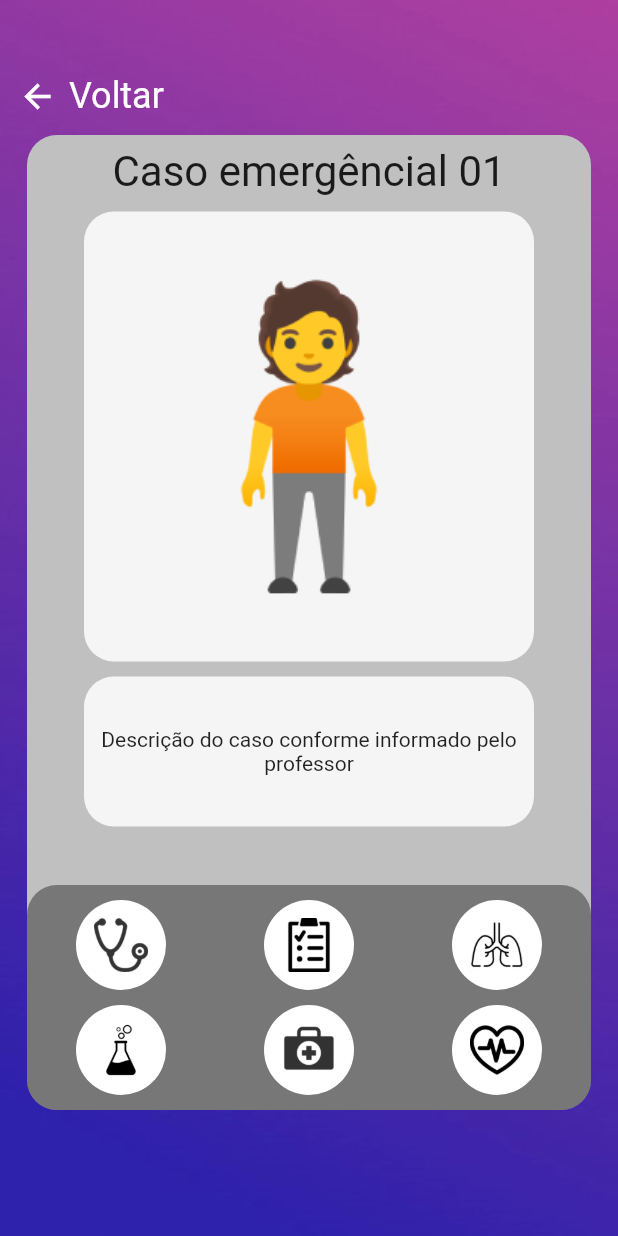
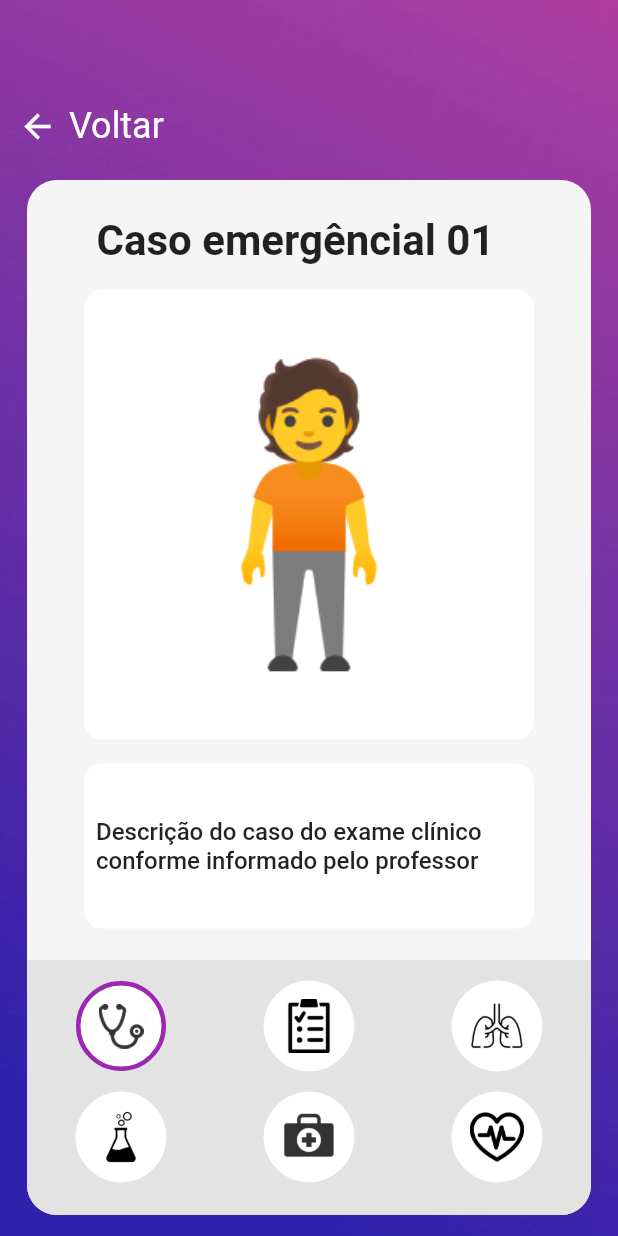
Before and after one commit to NunoObjr/diagnosticus, a Flutter app: the SimulationPage screen opened by its route, on a phone screen of 412 x 824 dp. Run offline on Flutter 3.47's test engine with Material 2 defaults, Android fonts, the light colour scheme and no system bars; our stand-ins replace dio, get.

Commit message:
feat: modificando tela de simulacao

```diff
--- /dev/null
+++ b/lib/core/widgets/simulation_button.dart
@@ -0,0 +1,36 @@
+import 'package:flutter/material.dart';
+
+class SimulationButtonWidget extends StatelessWidget {
+  const SimulationButtonWidget(
+      {Key? key,
+      required this.index,
+      required this.selected,
+      required this.image,
+      required this.onPressed})
+      : super(key: key);
+
+  final int index;
+  final int selected;
+  final String image;
+  final Function() onPressed;
+
+  @override
+  Widget build(BuildContext context) {
+    return Container(
+      height: 60,
+      width: 60,
+      decoration: BoxDecoration(
+        borderRadius: BorderRadius.circular(40),
+        border: Border.all(
+          color: index == selected ? Colors.purple : Colors.white,
+          width: index == selected ? 3 : 0,
+        ),
+        color: Colors.white,
+      ),
+      child: Padding(
+        padding: const EdgeInsets.all(12.0),
+        child: Image.asset(image),
+      ),
+    );
+  }
+}
--- a/lib/modules/homeStudent/presenter/home_student_page.dart
+++ b/lib/modules/homeStudent/presenter/home_student_page.dart
@@ -140,7 +140,7 @@ class _IconPhoneWidget extends StatelessWidget {
                 width: 80,
                 height: 80,
                 decoration: BoxDecoration(
-                    color: color, borderRadius: BorderRadius.circular(20)),
+                    color: color, borderRadius: BorderRadius.circular(26)),
                 child: Center(
                   child: Icon(
                     icon,
--- a/lib/modules/simulation/presenter/simulation_page.dart
+++ b/lib/modules/simulation/presenter/simulation_page.dart
@@ -1,4 +1,5 @@
 import 'package:flutter/material.dart';
+import 'package:diagnosticus_action_iv/core/widgets/simulation_button.dart';
 import 'package:get/get.dart';
 import 'simulation_controller.dart';
 
@@ -19,7 +20,7 @@ class SimulationPage extends GetView<SimulationController> {
           ),
           Positioned(
             left: 12,
-            top: 50,
+            top: 70,
             child: InkWell(
               onTap: () {
                 Get.back();
@@ -43,60 +44,68 @@ class SimulationPage extends GetView<SimulationController> {
             ),
           ),
           Positioned(
-            top: 90,
+            top: 120,
             left: 18.0,
             right: 18.0,
             child: Container(
-              height: 650,
+              height: 690,
               width: double.infinity,
               decoration: BoxDecoration(
                 borderRadius: BorderRadius.circular(20),
-                color: Color.fromARGB(255, 192, 192, 192),
+                color: Color(0xFFF5F5F5),
               ),
               child: Column(
                 mainAxisAlignment: MainAxisAlignment.center,
                 children: [
                   Padding(
-                    padding: EdgeInsets.only(left: 18.0, right: 18, top: 8),
+                    padding: EdgeInsets.only(right: 18, top: 24),
                     child: Text(
                       'Caso emergêncial 01',
-                      style: TextStyle(fontSize: 28),
+                      style:
+                          TextStyle(fontSize: 28, fontWeight: FontWeight.w600),
                     ),
                   ),
                   SizedBox(
-                    height: 10,
+                    height: 16,
                   ),
                   Container(
                     width: 300,
                     decoration: BoxDecoration(
-                      borderRadius: BorderRadius.circular(20),
-                      color: Color(0XFFF5F5F5),
+                      borderRadius: BorderRadius.circular(12),
+                      color: Colors.white,
                     ),
                     child: Image.asset('assets/avatarPerson.png'),
                   ),
                   SizedBox(
-                    height: 10,
+                    height: 16,
                   ),
                   Container(
                     decoration: BoxDecoration(
-                      borderRadius: BorderRadius.circular(20),
-                      color: Color(0XFFF5F5F5),
+                      borderRadius: BorderRadius.circular(12),
+                      color: Colors.white,
                     ),
                     width: 300,
-                    height: 100,
+                    height: 110,
+                    child: Padding(
+                      padding: const EdgeInsets.symmetric(horizontal: 8.0),
                       child: Center(
                         child: Text(
-                        'Descrição do caso conforme informado pelo professor',
-                        textAlign: TextAlign.center,
+                          'Descrição do caso do exame clínico conforme informado pelo professor ',
+                          style: TextStyle(
+                              fontWeight: FontWeight.w500, fontSize: 16),
+                        ),
                       ),
                     ),
                   ),
                   Spacer(),
                   Container(
-                    height: 150,
+                    height: 170,
                     decoration: BoxDecoration(
-                      borderRadius: BorderRadius.circular(20),
-                      color: Colors.black38,
+                      borderRadius: BorderRadius.only(
+                        bottomLeft: Radius.circular(20),
+                        bottomRight: Radius.circular(20),
+                      ),
+                      color: Color(0xFFE3E3E3),
                     ),
                     width: double.infinity,
                     child: Column(
@@ -104,46 +113,32 @@ class SimulationPage extends GetView<SimulationController> {
                         SizedBox(
                           height: 10,
                         ),
-                        Row(
+                        Padding(
+                          padding: const EdgeInsets.symmetric(vertical: 4.0),
+                          child: Row(
                             mainAxisAlignment: MainAxisAlignment.spaceAround,
                             crossAxisAlignment: CrossAxisAlignment.center,
                             children: [
-                            Container(
-                              height: 60,
-                              width: 60,
-                              decoration: BoxDecoration(
-                                  borderRadius: BorderRadius.circular(40),
-                                  color: Colors.white),
-                              child: Padding(
-                                padding: const EdgeInsets.all(12.0),
-                                child: Image.asset(
-                                    'assets/icons/estotoscopio.png'),
+                              SimulationButtonWidget(
+                                index: 0,
+                                selected: 0,
+                                image: 'assets/icons/estotoscopio.png',
+                                onPressed: () => {},
                               ),
+                              SimulationButtonWidget(
+                                index: 1,
+                                selected: 0,
+                                image: 'assets/icons/prancheta.png',
+                                onPressed: () => {},
                               ),
-                            Container(
-                              height: 60,
-                              width: 60,
-                              decoration: BoxDecoration(
-                                  borderRadius: BorderRadius.circular(40),
-                                  color: Colors.white),
-                              child: Padding(
-                                padding: const EdgeInsets.all(12.0),
-                                child:
-                                    Image.asset('assets/icons/prancheta.png'),
+                              SimulationButtonWidget(
+                                index: 2,
+                                selected: 0,
+                                image: 'assets/icons/pulmao.png',
+                                onPressed: () => {},
                               ),
+                            ],
                           ),
-                            Container(
-                              height: 60,
-                              width: 60,
-                              decoration: BoxDecoration(
-                                  borderRadius: BorderRadius.circular(40),
-                                  color: Colors.white),
-                              child: Padding(
-                                padding: const EdgeInsets.all(12.0),
-                                child: Image.asset('assets/icons/pulmao.png'),
-                              ),
-                            )
-                          ],
                         ),
                         SizedBox(
                           height: 10,
@@ -151,39 +146,24 @@ class SimulationPage extends GetView<SimulationController> {
                         Row(
                           mainAxisAlignment: MainAxisAlignment.spaceAround,
                           children: [
-                            Container(
-                              height: 60,
-                              width: 60,
-                              decoration: BoxDecoration(
-                                  borderRadius: BorderRadius.circular(40),
-                                  color: Colors.white),
-                              child: Padding(
-                                padding: const EdgeInsets.all(12.0),
-                                child: Image.asset('assets/icons/tubo.png'),
+                            SimulationButtonWidget(
+                              index: 3,
+                              selected: 0,
+                              image: 'assets/icons/tubo.png',
+                              onPressed: () => {},
                             ),
+                            SimulationButtonWidget(
+                              index: 4,
+                              selected: 0,
+                              image: 'assets/icons/kit.png',
+                              onPressed: () => {},
                             ),
-                            Container(
-                              height: 60,
-                              width: 60,
-                              decoration: BoxDecoration(
-                                  borderRadius: BorderRadius.circular(40),
-                                  color: Colors.white),
-                              child: Padding(
-                                padding: const EdgeInsets.all(12.0),
-                                child: Image.asset('assets/icons/kit.png'),
+                            SimulationButtonWidget(
+                              index: 5,
+                              selected: 0,
+                              image: 'assets/icons/coracao.png',
+                              onPressed: () => {},
                             ),
-                            ),
-                            Container(
-                              height: 60,
-                              width: 60,
-                              decoration: BoxDecoration(
-                                  borderRadius: BorderRadius.circular(40),
-                                  color: Colors.white),
-                              child: Padding(
-                                padding: const EdgeInsets.all(12.0),
-                                child: Image.asset('assets/icons/coracao.png'),
-                              ),
-                            )
                           ],
                         ),
                         SizedBox(
```
Lines whose indentation alone changed are shown as unchanged.
